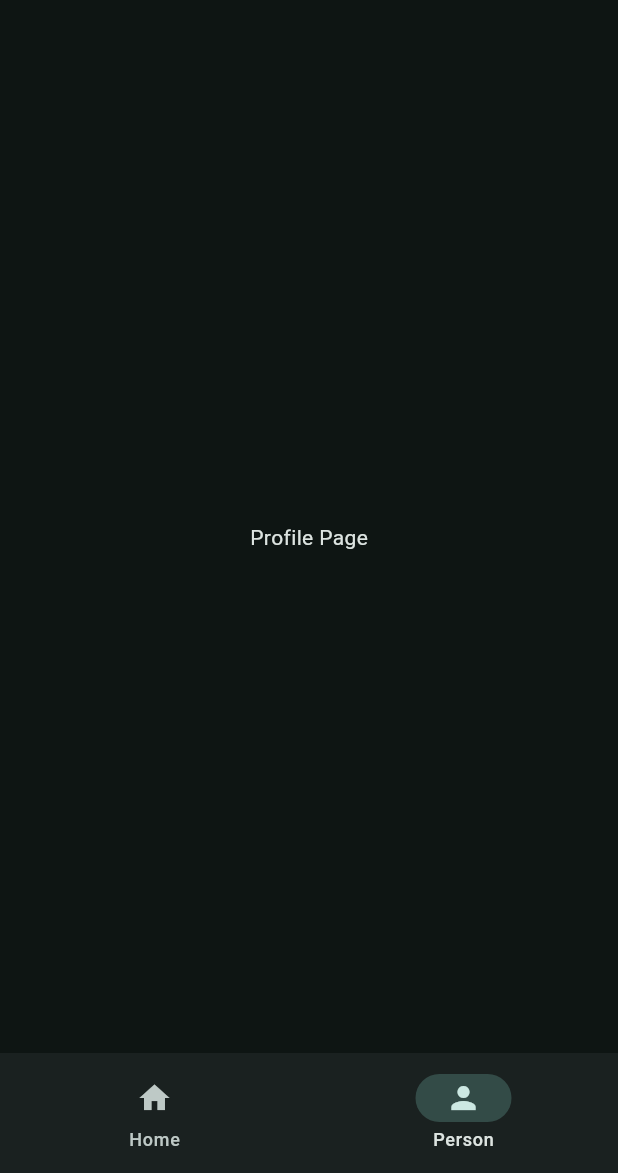
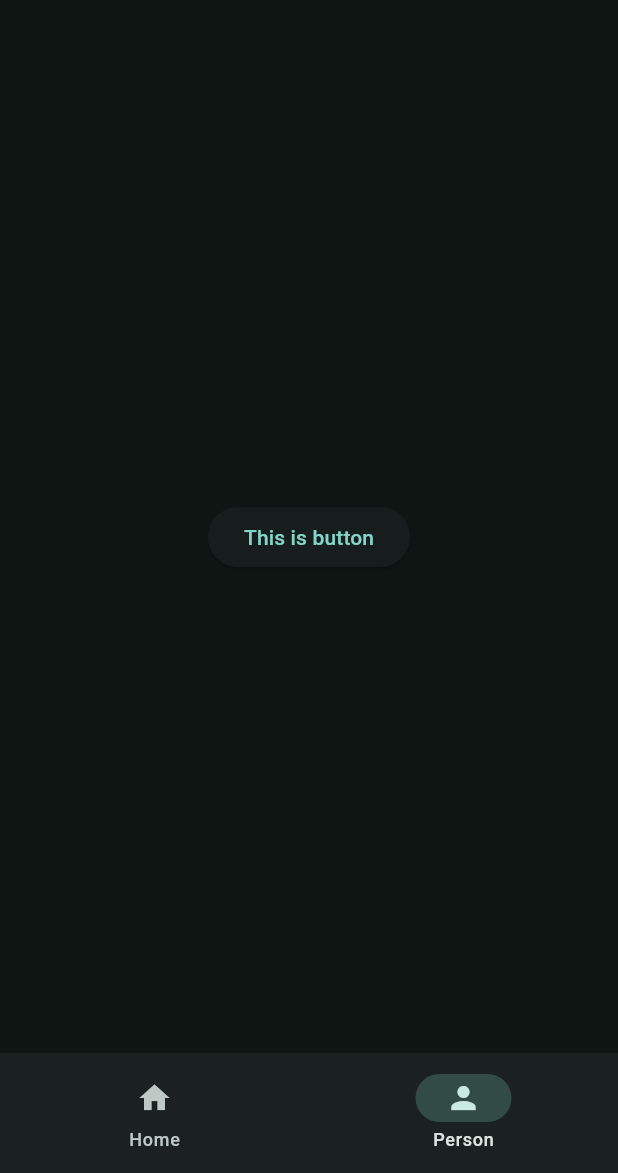
Before and after one commit to Noel1214/app_one, a Flutter app: the screen it shows after launch, item 2 of the bottom bar chosen, on a phone screen of 412 x 824 dp, the part 63-1236 px from its top. Run offline on Flutter 3.47's test engine with Material 3 defaults, Android fonts, the phone set to English and light mode, and no system bars.

Commit message:
wrapped profile with ValueListenableBuilder

```diff
--- a/lib/views/pages/profile_page.dart
+++ b/lib/views/pages/profile_page.dart
@@ -1,3 +1,4 @@
+import 'package:appone/data/notifiers.dart';
 import 'package:flutter/material.dart';
 
 class ProfilePage extends StatelessWidget {
@@ -5,8 +6,20 @@ class ProfilePage extends StatelessWidget {
 
   @override
   Widget build(BuildContext context) {
-    return Center(
-      child: Text("Profile Page"),
+    return ValueListenableBuilder(
+      valueListenable: selectedThemeNotifier,
+      builder: (context, value, child) {
+        return Center(
+          child: Container(
+            child: ElevatedButton(
+              onPressed: () {
+                selectedThemeNotifier.value = !selectedThemeNotifier.value;
+              },
+              child: Text("This is button"),
+            ),
+          ),
+        );
+      },
     );
   }
 }
```
